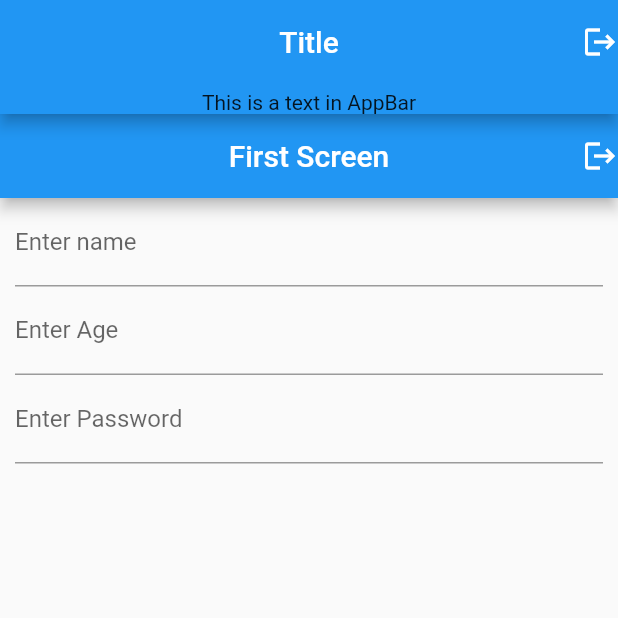
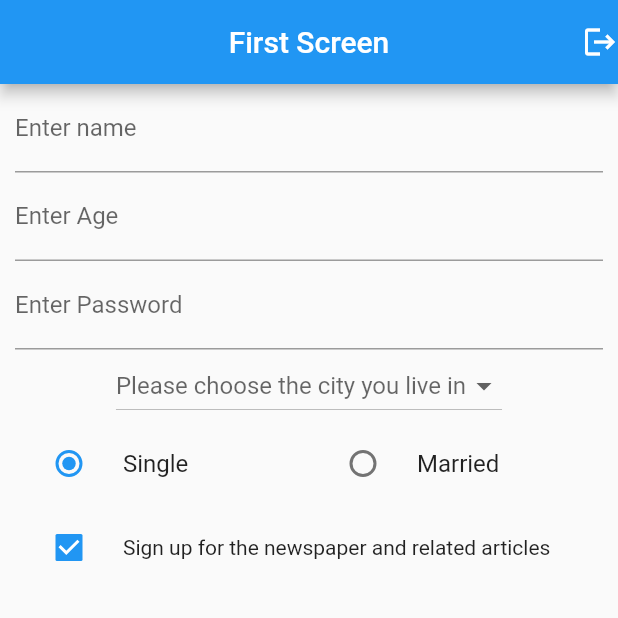
Before and after one commit to Awaizkazi/intro_to_flutter, a Flutter app: the screen it shows after launch, on a phone screen of 412 x 824 dp, the top half of it. Run offline on Flutter 3.47's test engine with Material 2 defaults, Android fonts, the phone set to English and light mode, and no system bars.

Commit message:
First Screen In Progress

```diff
--- a/lib/first_file.dart
+++ /dev/null
@@ -1,51 +0,0 @@
-import 'dart:html';
-
-import 'package:flutter/material.dart';
-
-class FirstScreen extends StatefulWidget {
-  const FirstScreen({super.key});
-
-  @override
-  State<FirstScreen> createState() => _FirstScreenState();
-}
-
-class _FirstScreenState extends State<FirstScreen> {
-  @override
-  Widget build(BuildContext context) {
-    return Scaffold(
-      appBar: AppBar(
-        title: Text('First Screen'),
-        centerTitle: true,
-        actions: [Icon(Icons.logout)],
-      ),
-      body: Container(
-        margin: EdgeInsets.symmetric(horizontal: 10.0),
-        child: Form(
-          child: Column(
-            children: [
-              TextFormField(
-                decoration: InputDecoration(
-                  hintText: 'Name',
-                  labelText: 'Enter name',
-                ),
-              ),
-              TextFormField(
-                decoration: InputDecoration(
-                  hintText: 'Age',
-                  labelText: 'Enter Age',
-                ),
-                keyboardType: TextInputType.number,
-              ),
-              TextFormField(
-                decoration: InputDecoration(
-                  hintText: 'Password',
-                  labelText: 'Enter Password',
-                ),
-              ),
-            ],
-          ),
-        ),
-      ),
-    );
-  }
-}
--- /dev/null
+++ b/lib/first_screen.dart
@@ -0,0 +1,113 @@
+import 'dart:ui';
+
+import 'package:flutter/material.dart';
+
+List<String> locations = [
+  'Mumbai',
+  'India',
+  'Singapore',
+  'Dubai',
+  'Saudi Arabia'
+];
+
+class FirstScreen extends StatefulWidget {
+  const FirstScreen({super.key});
+
+  @override
+  State<FirstScreen> createState() => _FirstScreenState();
+}
+
+class _FirstScreenState extends State<FirstScreen> {
+  String maritalStatus = 'single';
+  bool isChecked = true;
+  String dropdownValue = locations.first;
+  @override
+  Widget build(BuildContext context) {
+    return Scaffold(
+      appBar: AppBar(
+        title: Text('First Screen'),
+        centerTitle: true,
+        actions: [Icon(Icons.logout)],
+      ),
+      body: Container(
+        margin: EdgeInsets.symmetric(horizontal: 10.0),
+        child: Form(
+          child: Column(
+            children: [
+              TextFormField(
+                decoration: InputDecoration(
+                  hintText: 'Name',
+                  labelText: 'Enter name',
+                ),
+              ),
+              TextFormField(
+                decoration: InputDecoration(
+                  hintText: 'Age',
+                  labelText: 'Enter Age',
+                ),
+                keyboardType: TextInputType.number,
+              ),
+              TextFormField(
+                decoration: InputDecoration(
+                  hintText: 'Password',
+                  labelText: 'Enter Password',
+                ),
+                obscureText: true,
+              ),
+              DropdownButton(
+                hint: Text('Please choose the city you live in'),
+                items: locations.map((String location) {
+                  // ! Here location is act like a var which Stores Dropdown item which i select
+                  return DropdownMenuItem(
+                    child: Text(location),
+                    value: location,
+                  );
+                }).toList(),
+                onChanged: (String? location) {
+                  // This is called when the user selects an item.
+                  setState(() {
+                    dropdownValue = location!;
+                  });
+                },
+              ),
+              Row(
+                mainAxisSize: MainAxisSize.min,
+                children: [
+                  Expanded(
+                    child: RadioListTile(
+                      title: Text('Single'),
+                      value: 'single',
+                      groupValue: maritalStatus,
+                      onChanged: (value) {
+                        isChecked = !isChecked;
+                      },
+                    ),
+                  ),
+                  Expanded(
+                    child: RadioListTile(
+                      title: Text('Married'),
+                      value: 'married',
+                      groupValue: maritalStatus,
+                      onChanged: (value) {
+                        isChecked = !isChecked;
+                      },
+                    ),
+                  ),
+                ],
+              ),
+              CheckboxListTile(
+                value: isChecked,
+                controlAffinity: ListTileControlAffinity.leading,
+                onChanged: ((value) {}),
+                title: Text(
+                  'Sign up for the newspaper and related articles',
+                  style: TextStyle(fontSize: 14),
+                ),
+              ),
+            ],
+          ),
+        ),
+      ),
+    );
+  }
+}
--- a/lib/main.dart
+++ b/lib/main.dart
@@ -1,6 +1,6 @@
 import 'package:flutter/material.dart';
-import 'package:intro_to_flutter/first_file.dart';
-// import 'package:intro_to_flutter/second_file.dart';
+import 'package:intro_to_flutter/first_screen.dart';
+import 'package:intro_to_flutter/second_file.dart';
 
 void main() {
   runApp(const MyApp());
@@ -15,15 +15,15 @@ class MyApp extends StatelessWidget {
       debugShowCheckedModeBanner: false,
       title: 'My Flutter App',
       home: Scaffold(
-        appBar: AppBar(
-          actions: [Icon(Icons.logout)],
-          centerTitle: true,
-          title: const Text('Title'),
-          bottom: const PreferredSize(
-            preferredSize: Size.fromHeight(20),
-            child: Text('This is a text in AppBar'),
-          ),
-        ),
+        // appBar: AppBar(
+        //   actions: [Icon(Icons.logout)],
+        //   centerTitle: true,
+        //   title: const Text('Title'),
+        //   bottom: const PreferredSize(
+        //     preferredSize: Size.fromHeight(20),
+        //     child: Text('This is a text in AppBar'),
+        //   ),
+        // ),
         body: FirstScreen(),
       ),
     );
```
